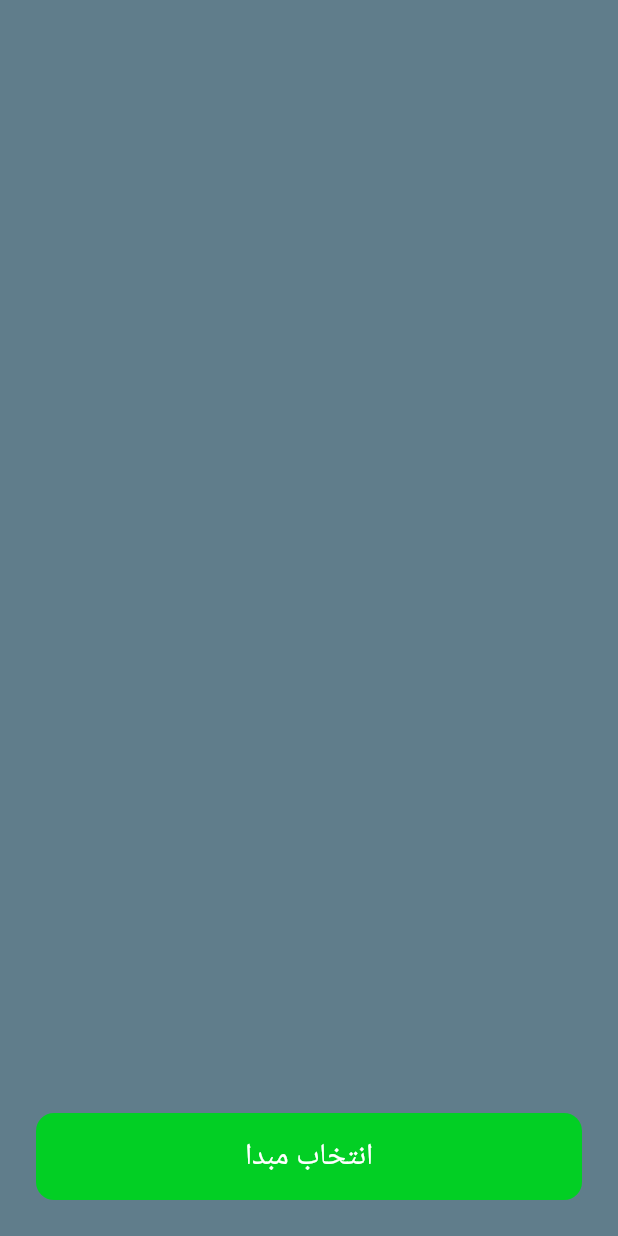
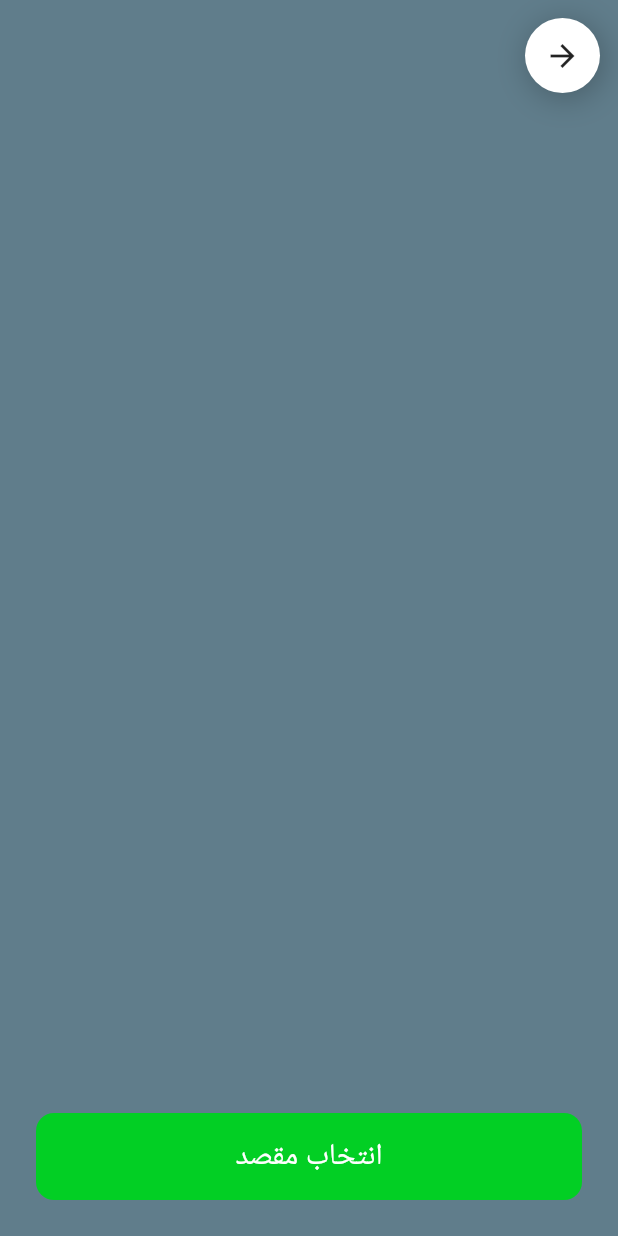
Before and after one commit to SayyehBan/flutter_maps, a Flutter app: the screen it shows after launch, after a tap on "انتخاب مبدا", on a phone screen of 412 x 824 dp. Run offline on Flutter 3.47's test engine with Material 2 defaults, Android fonts, the phone set to English and light mode, and no system bars; our stand-ins replace get, google_fonts; Roboto replaces fonts that are missing (Vazirmatn).

Commit message:
استفاده از Controller Getx برای مدیریت دکمه و برگشت

```diff
--- /dev/null
+++ b/lib/Controller/OperationButtonController.dart
@@ -0,0 +1,52 @@
+// ignore_for_file: file_names
+
+import 'package:flutter/material.dart';
+import 'package:flutter_maps/components/buttonSelect.dart';
+import 'package:get/get.dart';
+
+enum CurrentWidgetStates {
+  stateSelectOrigin,
+  stateSelectDestination,
+  stateRequestDriver
+}
+
+// Create a class to manage the widget state
+class OperationButtonController extends GetxController {
+  // Define an observable variable to store the current widget state
+  final currentWidgetLists = RxList<CurrentWidgetStates>([
+    CurrentWidgetStates.stateSelectOrigin,
+  ]);
+
+  // Define a function to update the widget state when the user selects a destination
+  void selectDestination() {
+    currentWidgetLists.add(CurrentWidgetStates.stateSelectDestination);
+  }
+
+  // Define a function to update the widget state when the user requests a driver
+  void requestDriver() {
+    currentWidgetLists.add(CurrentWidgetStates.stateRequestDriver);
+  }
+
+  // Define a computed property to get the current widget based on the current state
+  Widget get currentWidget {
+    switch (currentWidgetLists.last) {
+      case CurrentWidgetStates.stateSelectOrigin:
+        return ButtonSelect(
+          title: "انتخاب مبدا",
+          onTap: () => selectDestination(),
+        );
+      case CurrentWidgetStates.stateSelectDestination:
+        return ButtonSelect(
+          title: "انتخاب مقصد",
+          onTap: () => requestDriver(),
+        );
+      case CurrentWidgetStates.stateRequestDriver:
+        return ButtonSelect(
+          title: "درخواست راننده",
+          onTap: () {},
+        );
+      default:
+        throw Exception('Unknown widget state!');
+    }
+  }
+}
--- a/lib/components/getBackPage.dart
+++ b/lib/components/getBackPage.dart
@@ -2,15 +2,16 @@
 
 import 'package:flutter/material.dart';
 import 'package:flutter_maps/utilities/dimens.dart';
-import 'package:get/get.dart';
 
 class GetBackPage extends StatelessWidget {
-  const GetBackPage({super.key});
-
+  const GetBackPage({super.key, required this.onPressed});
+  final Function() onPressed;
   @override
   Widget build(BuildContext context) {
-    return Get.previousRoute.isNotEmpty
-        ? Positioned(
+    return
+        // Get.previousRoute.isNotEmpty
+        //     ?
+        Positioned(
             top: Dimens.medium,
             right: Dimens.medium,
             child: Container(
@@ -26,13 +27,13 @@ class GetBackPage extends StatelessWidget {
                         blurRadius: 18)
                   ]),
               child: IconButton(
-                  onPressed: () {
-                    if (Get.previousRoute.isNotEmpty) {
-                      Get.back();
-                    }
-                  },
+                  onPressed: onPressed
+                  // if (Get.previousRoute.isNotEmpty) {
+                  //   Get.back();
+                  // }
+                  ,
                   icon: const Icon(Icons.arrow_back)),
-            ))
-        : const SizedBox();
+            ));
+    // : const SizedBox();
   }
 }
--- a/lib/main.dart
+++ b/lib/main.dart
@@ -31,8 +31,8 @@ class MyApp extends StatelessWidget {
               }
             })),
       )),
-      home: const Directionality(
-          textDirection: TextDirection.rtl, child: MapScreen()),
+      home:
+          Directionality(textDirection: TextDirection.rtl, child: MapScreen()),
     );
   }
 }
--- a/lib/view/mapScreen/mapScreen.dart
+++ b/lib/view/mapScreen/mapScreen.dart
@@ -1,12 +1,13 @@
-// ignore_for_file: file_names
+// ignore_for_file: file_names, must_be_immutable
 
 import 'package:flutter/material.dart';
-import 'package:flutter_maps/components/buttonSelect.dart';
+import 'package:flutter_maps/Controller/OperationButtonController.dart';
 import 'package:flutter_maps/components/getBackPage.dart';
+import 'package:get/get.dart';
 
 class MapScreen extends StatelessWidget {
-  const MapScreen({super.key});
-
+  MapScreen({super.key});
+  final controller = Get.put(OperationButtonController());
   @override
   Widget build(BuildContext context) {
     return SafeArea(
@@ -16,11 +17,14 @@ class MapScreen extends StatelessWidget {
         Container(
           color: Colors.blueGrey,
         ),
-        ButtonSelect(
-          title: "انتخاب مبدا",
-          onTap: () {},
+        Obx(() => controller.currentWidget),
+        GetBackPage(
+          onPressed: () {
+            if (controller.currentWidgetLists.length > 1) {
+              controller.currentWidgetLists.removeLast();
+            }
+          },
         ),
-        const GetBackPage(),
       ]),
     ));
   }
```
